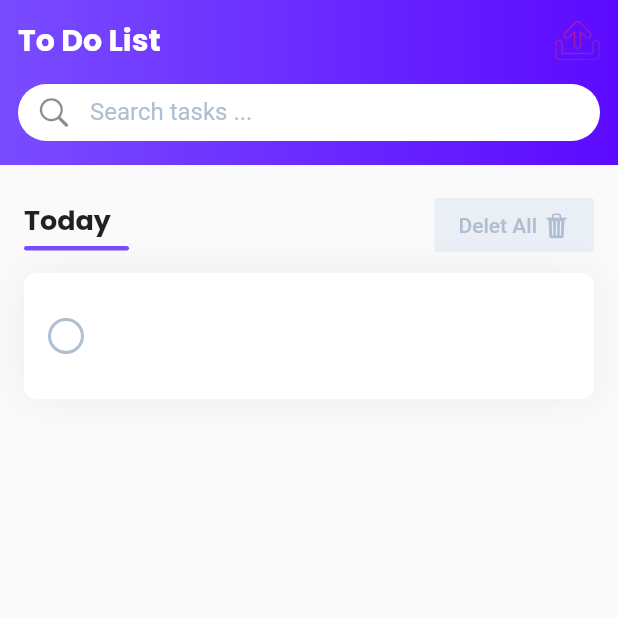
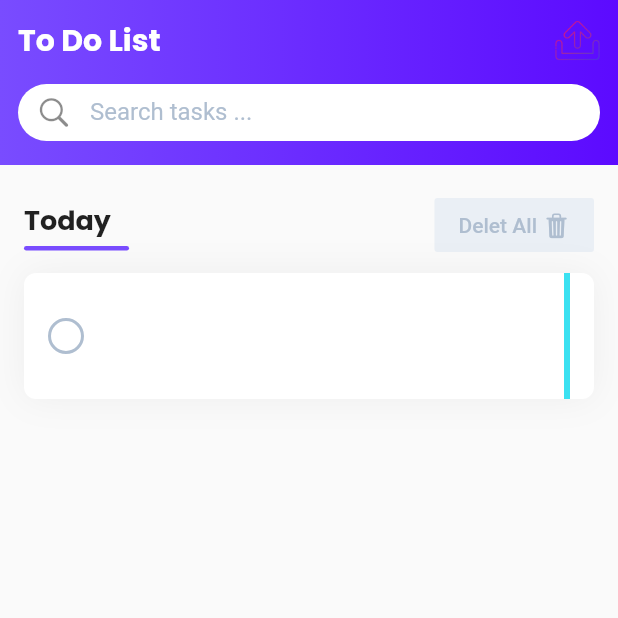
Before and after one commit to Ahmadreza-Ahmadzadeh/To_Do_List, a Flutter app: the EditTaskScreen screen opened directly, after a tap on "Save changes", on a phone screen of 412 x 824 dp, the top half of it. Run offline on Flutter 3.47's test engine with Material 2 defaults, Android fonts, the phone set to English and light mode, and no system bars; our stand-ins replace google_fonts, hive, hive_flutter; accounts and stored records are empty.

Commit message:
Continue and complete the priority section

```diff
--- a/lib/data.dart
+++ b/lib/data.dart
@@ -2,11 +2,8 @@ import 'package:hive/hive.dart';
 
 part 'data.g.dart';
 
-
-
-
 @HiveType(typeId: 1)
-class TaskEntity extends HiveObject{
+class TaskEntity extends HiveObject {
   @HiveField(0)
   String name = '';
   @HiveField(1)
@@ -14,7 +11,6 @@ class TaskEntity extends HiveObject{
   @HiveField(2)
   Priority priority = Priority.low;
 }
-
 
 @HiveType(typeId: 2)
 enum Priority {
--- a/lib/edit.dart
+++ b/lib/edit.dart
@@ -31,7 +31,7 @@ class _EditTaskScreenState extends State<EditTaskScreen> {
         onPressed: () {
           final task = TaskEntity();
           task.name = _controller.text;
-          task.priority = Priority.low;
+          task.priority = widget.task.priority;
           if (task.isInBox) {
             task.save();
           } else {
@@ -40,7 +40,7 @@ class _EditTaskScreenState extends State<EditTaskScreen> {
           }
           Navigator.of(context).pop();
         },
-        label: Row(
+        label: const Row(
           children: [
             Text('Save changes'),
             SizedBox(
@@ -64,7 +64,7 @@ class _EditTaskScreenState extends State<EditTaskScreen> {
                   flex: 1,
                   child: PriorityCheckBox(
                     lable: 'High',
-                    color: themeData.primaryColor,
+                    color: highPriority,
                     isSelected: widget.task.priority == Priority.high,
                     onTap: () {
                       setState(
@@ -75,14 +75,14 @@ class _EditTaskScreenState extends State<EditTaskScreen> {
                     },
                   ),
                 ),
-                SizedBox(
+                const SizedBox(
                   width: 8,
                 ),
                 Flexible(
                   flex: 1,
                   child: PriorityCheckBox(
                     lable: 'Normal',
-                    color: Color(0xffF09819),
+                    color: normalPriority,
                     isSelected: widget.task.priority == Priority.normal,
                     onTap: () {
                       setState(() {
@@ -91,14 +91,14 @@ class _EditTaskScreenState extends State<EditTaskScreen> {
                     },
                   ),
                 ),
-                SizedBox(
+                const SizedBox(
                   width: 8,
                 ),
                 Flexible(
                   flex: 1,
                   child: PriorityCheckBox(
                     lable: 'Low',
-                    color: Color(0xff3BE1F1),
+                    color: lowPriority,
                     isSelected: widget.task.priority == Priority.low,
                     onTap: () {
                       setState(() {
--- a/lib/main.dart
+++ b/lib/main.dart
@@ -6,11 +6,13 @@ import 'package:hive_flutter/hive_flutter.dart';
 import 'package:to_do_list/data.dart';
 import 'package:to_do_list/edit.dart';
 
-
 const taskBoxName = 'tasks';
 const Color primaryColor = Color(0xff794CFF);
 const Color primaryVariantColor = Color(0xff5C0AFF);
 final secondaryTextColor = const Color(0xffAFBED0);
+const normalPriority = Color(0xffF09819);
+const highPriority = Color(0xff794CFF);
+const lowPriority = Color(0xff3BE1F1);
 void main() async {
   await Hive.initFlutter();
   Hive.registerAdapter(TaskAdapter());
@@ -51,7 +53,7 @@ class MyApp extends StatelessWidget {
           onSecondary: Colors.white,
         ),
         textTheme: GoogleFonts.poppinsTextTheme(
-            TextTheme(headline6: TextStyle(fontWeight: FontWeight.bold))),
+            const TextTheme(headline6: TextStyle(fontWeight: FontWeight.bold))),
       ),
       home: const HomeScreen(),
     );
@@ -71,15 +73,17 @@ class HomeScreen extends StatelessWidget {
         onPressed: () {
           Navigator.of(context).push(
             MaterialPageRoute(
-              builder: (context) => EditTaskScreen( task: TaskEntity(),),
+              builder: (context) => EditTaskScreen(
+                task: TaskEntity(),
+              ),
             ),
           );
         },
-        label: Row(
+        label: const Row(
           mainAxisAlignment: MainAxisAlignment.center,
           crossAxisAlignment: CrossAxisAlignment.center,
           children: [
-            const Text('Add New Task'),
+            Text('Add New Task'),
             Icon(
               CupertinoIcons.add,
               size: 20,
@@ -150,7 +154,7 @@ class HomeScreen extends StatelessWidget {
                 valueListenable: box.listenable(),
                 builder: (context, box, child) {
                   return ListView.builder(
-                    physics: BouncingScrollPhysics(),
+                    physics: const BouncingScrollPhysics(),
                     padding: const EdgeInsets.fromLTRB(16, 16, 16, 100),
                     itemCount: box.values.length + 1,
                     itemBuilder: (context, index) {
@@ -216,6 +220,7 @@ class HomeScreen extends StatelessWidget {
 }
 
 class TaskItem extends StatefulWidget {
+  final double height = 84;
   const TaskItem({
     super.key,
     required this.task,
@@ -230,6 +235,18 @@ class TaskItem extends StatefulWidget {
 class _TaskItemState extends State<TaskItem> {
   @override
   Widget build(BuildContext context) {
+    final priorityColor;
+    switch (widget.task.priority) {
+      case Priority.normal:
+        priorityColor = normalPriority;
+        break;
+      case Priority.low:
+        priorityColor = lowPriority;
+        break;
+      case Priority.high:
+        priorityColor = highPriority;
+        break;
+    }
     ThemeData themeData = Theme.of(context);
     return InkWell(
       onTap: () {
@@ -238,8 +255,8 @@ class _TaskItemState extends State<TaskItem> {
         });
       },
       child: Container(
-        margin: EdgeInsets.only(top: 8),
-        padding: EdgeInsets.only(left: 16, right: 16),
+        margin: const EdgeInsets.only(top: 8),
+        padding: const EdgeInsets.only(left: 16, right: 16),
         height: 84,
         decoration: BoxDecoration(
           borderRadius: BorderRadius.circular(8),
@@ -254,7 +271,7 @@ class _TaskItemState extends State<TaskItem> {
         child: Row(
           children: [
             MyCheckBox(value: widget.task.isComplited),
-            SizedBox(
+            const SizedBox(
               width: 16,
             ),
             Expanded(
@@ -269,6 +286,13 @@ class _TaskItemState extends State<TaskItem> {
                         : null),
               ),
             ),
+            Container(
+              decoration: BoxDecoration(
+                color: priorityColor,
+              ),
+              width: 4,
+              height: 84,
+            )
           ],
         ),
       ),
```
